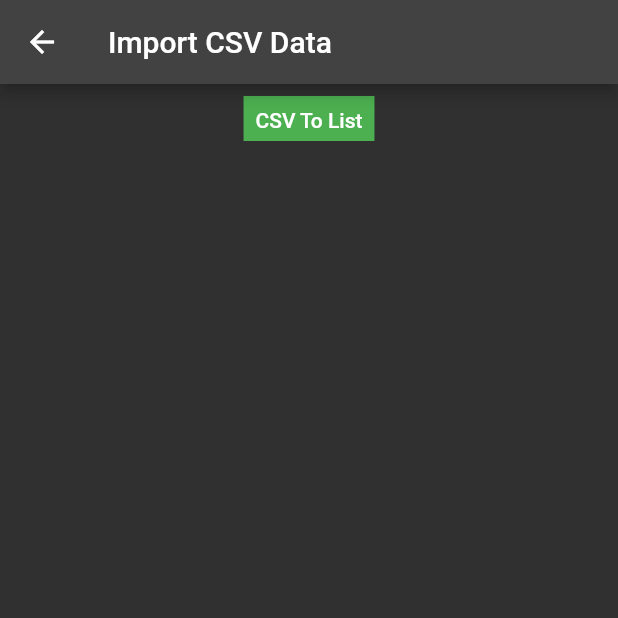
After one commit to rashidwassan/muet-attendance-taking-app, a Flutter app: the CsvToList screen opened directly, after a tap on "CSV To List", on a phone screen of 412 x 824 dp, the top half of it. The commit adds this screen. Run offline on Flutter 3.47's test engine with Material 2 defaults, Android fonts, the phone set to English and light mode, and no system bars; our stand-ins replace csv, file_picker, hive, lottie, screenshot, share and 1 more; missing offline and left inert: clipboard; accounts and stored records are empty.

Commit message:
UI improvements

```diff
--- a/lib/attendance_app.dart
+++ b/lib/attendance_app.dart
@@ -6,7 +6,6 @@ import 'package:attendance_app/screens/report_page.dart';
 import 'package:attendance_app/screens/splash_screen.dart';
 import 'package:attendance_app/screens/students_record_page.dart';
 import 'package:flutter/material.dart';
-import 'package:google_fonts/google_fonts.dart';
 import 'package:provider/provider.dart';
 
 class MUETAttendanceApp extends StatelessWidget {
@@ -26,7 +25,6 @@ class MUETAttendanceApp extends StatelessWidget {
         theme: ThemeData(
           primarySwatch: Colors.blue,
           brightness: Brightness.dark,
-          fontFamily: GoogleFonts.roboto().fontFamily,
         ),
         initialRoute: SplashScreen.routeName,
         routes: {
--- a/lib/components/dialogs.dart
+++ b/lib/components/dialogs.dart
@@ -31,7 +31,7 @@ dynamic showRetakeConfirmationDialog(BuildContext context) {
                     borderRadius: BorderRadius.circular(24),
                   ),
                   child: const Text(
-                    'Are you sure you want to reset the progress? All current data will be lost.',
+                    'Are you sure you want to retake the attendance? All current data will be lost.',
                     textAlign: TextAlign.center,
                     style: TextStyle(
                       color: Colors.black87,
--- a/lib/db/prefs.dart
+++ b/lib/db/prefs.dart
@@ -4,7 +4,7 @@ import 'package:shared_preferences/shared_preferences.dart';
 class PrefsDBService {
   static Future<bool> isFirstRun() async {
     final prefs = await SharedPreferences.getInstance();
-    final List<String>? userData = prefs.getStringList('userData');
+    final List<String>? userData = prefs.getStringList('CRData');
     return userData == null;
   }
 
@@ -15,12 +15,12 @@ class PrefsDBService {
     required String section,
   }) async {
     final prefs = await SharedPreferences.getInstance();
-    prefs.setStringList('userData', [name, batchCode, deptCode, section]);
+    prefs.setStringList('CRData', [name, batchCode, deptCode, section]);
   }
 
   static Future<List<String>?> getUserInfo() async {
     final prefs = await SharedPreferences.getInstance();
-    final List<String>? userData = prefs.getStringList('userData');
-    return userData;
+    final List<String>? cRData = prefs.getStringList('CRData');
+    return cRData;
   }
 }
--- a/lib/providers/students_list_provider.dart
+++ b/lib/providers/students_list_provider.dart
@@ -65,8 +65,11 @@ class StudentListProvider with ChangeNotifier {
     notifyListeners();
   }
 
-  updateStudentDataInDB(Student student,
-      {required String boxName, required int index}) async {
+  updateStudentDataInDB(
+    Student student, {
+    required String boxName,
+    required int index,
+  }) async {
     var box = await Hive.openBox<Student>(boxName);
     box.putAt(index, student);
     loadStudentRecord();
--- a/lib/screens/batch_section_input_page.dart
+++ b/lib/screens/batch_section_input_page.dart
@@ -43,12 +43,11 @@ class _BatchAndSectionSpecificationScreenState
   void saveAndContinue() {
     if (_formKey.currentState!.validate()) {
       PrefsDBService.saveCRData(
-        name: _nameController.text,
+        name: _nameController.text.trim(),
         batchCode: _batchCodeController.text,
         deptCode: _deptCodeController.text.toUpperCase(),
         section: _sectionCodeController.text.toUpperCase(),
       );
-
       Navigator.pushReplacementNamed(context, AttendancePage.routeName);
     }
   }
@@ -59,6 +58,7 @@ class _BatchAndSectionSpecificationScreenState
       resizeToAvoidBottomInset: false,
       appBar: AppBar(
         elevation: 1,
+        centerTitle: true,
         title: Text('Welcome ${_nameController.text}!'),
       ),
       body: Padding(
--- /dev/null
+++ b/lib/screens/csv_import_screen.dart
@@ -0,0 +1,110 @@
+import 'dart:convert';
+import 'dart:io';
+
+import 'package:csv/csv.dart';
+import 'package:file_picker/file_picker.dart';
+import 'package:flutter/material.dart';
+import 'package:flutter/services.dart';
+
+class CsvToList extends StatefulWidget {
+  @override
+  State<StatefulWidget> createState() {
+    return CsvToListState();
+  }
+}
+
+class CsvToListState extends State<CsvToList> {
+  late List<List<dynamic>> studentData;
+
+  final GlobalKey<ScaffoldState> _scaffoldKey = GlobalKey<ScaffoldState>();
+
+  List<PlatformFile>? _paths;
+  final String _extension = "csv";
+  final FileType _pickingType = FileType.custom;
+  @override
+  void initState() {
+    super.initState();
+    studentData = List<List<dynamic>>.empty(growable: true);
+  }
+
+  @override
+  Widget build(BuildContext context) {
+    return Scaffold(
+      appBar: AppBar(title: const Text("Import CSV Data")),
+      body: Column(
+        children: [
+          Padding(
+            padding: const EdgeInsets.all(8.0),
+            child: Container(
+              color: Colors.green,
+              height: 30,
+              child: TextButton(
+                child: const Text(
+                  "CSV To List",
+                  style: TextStyle(color: Colors.white),
+                ),
+                onPressed: _openFileExplorer,
+              ),
+            ),
+          ),
+          ListView.builder(
+              shrinkWrap: true,
+              itemCount: studentData.length,
+              itemBuilder: (context, index) {
+                return Card(
+                  child: Padding(
+                    padding: const EdgeInsets.all(8.0),
+                    child: Column(
+                      mainAxisAlignment: MainAxisAlignment.spaceBetween,
+                      crossAxisAlignment: CrossAxisAlignment.start,
+                      children: [
+                        Text(studentData[index][0].toString()),
+                        Text(studentData[index][1].toString()),
+                        Text(studentData[index][2].toString()),
+                      ],
+                    ),
+                  ),
+                );
+              }),
+        ],
+      ),
+    );
+  }
+
+  openFile(filepath) async {
+    final File f = File(filepath.toString());
+    final input = f.openRead();
+    final fields = await input
+        .transform(utf8.decoder)
+        .transform(const CsvToListConverter())
+        .toList();
+    print(fields);
+    setState(() {
+      studentData = fields;
+    });
+  }
+
+  void _openFileExplorer() async {
+    try {
+      _paths = (await FilePicker.platform.pickFiles(
+        type: _pickingType,
+        allowMultiple: false,
+        allowedExtensions: (_extension.isNotEmpty)
+            ? _extension.replaceAll(' ', '').split(',')
+            : null,
+      ))
+          ?.files;
+    } on PlatformException catch (e) {
+      print("Unsupported operation" + e.toString());
+    } catch (ex) {
+      print(ex);
+    }
+    if (!mounted) return;
+    setState(() {
+      openFile(_paths![0].path);
+      print(_paths);
+      print("File path ${_paths![0]}");
+      print(_paths!.first.extension);
+    });
+  }
+}
--- a/lib/screens/report_page.dart
+++ b/lib/screens/report_page.dart
@@ -35,6 +35,8 @@ class _ReportPageState extends State<ReportPage> {
     return Scaffold(
       backgroundColor: Colors.grey.shade900,
       appBar: AppBar(
+        centerTitle: true,
+        elevation: 1,
         backgroundColor: Colors.grey.shade800,
         title: const Text('Attendance Report'),
       ),
```
Also changed, not shown: lib/screens/attendance_page.dart (+80 -24 lines), lib/screens/splash_screen.dart (+3 -5 lines), pubspec.yaml (+8 -1 lines), assets/fonts/concertone.ttf (added), pubspec.lock, 3 other files.
